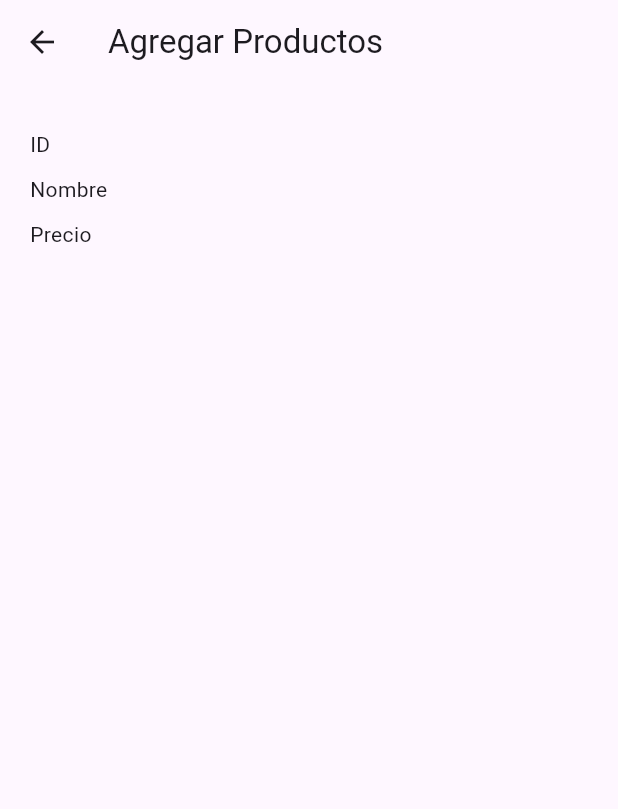
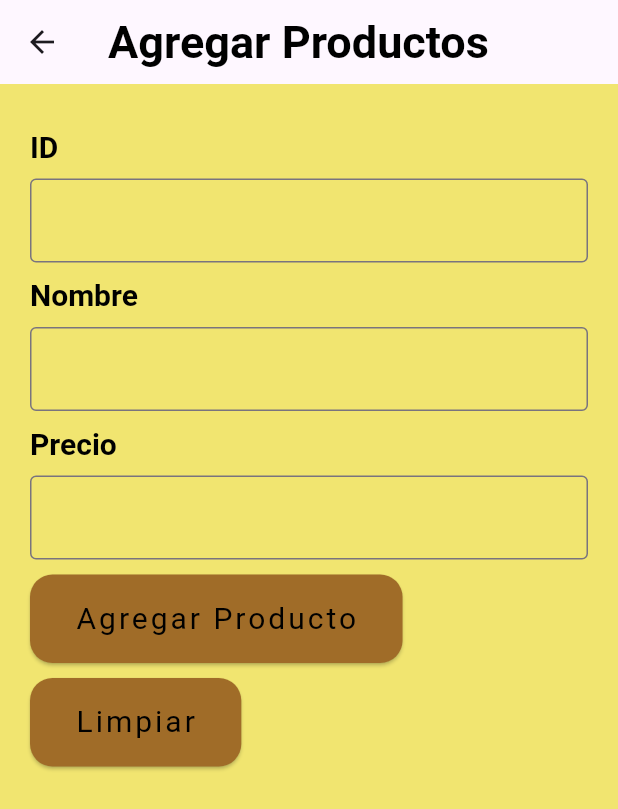
Before and after one commit to SergioAlejandre/vistaventas-2, a Flutter app: the screen it shows after launch, after a tap on "Agregar Productos", on a phone screen of 412 x 824 dp. Shown: the top 809 px of the screen. Run offline on Flutter 3.47's test engine with Material 3 defaults, Android fonts, the phone set to English and light mode, and no system bars; our stand-ins replace hive_flutter; accounts and stored records are empty.

Commit message:
Nuevas vistas+Hive

```diff
--- a/lib/Vistas/agregar_productos_view.dart
+++ b/lib/Vistas/agregar_productos_view.dart
@@ -1,10 +1,32 @@
 import 'package:flutter/material.dart';
+import 'package:vistaventas/controladores/agregar_productos_control.dart';
+import 'package:vistaventas/modelos/producto_modelo.dart';
+import 'package:vistaventas/widgets/CustomButtonHome.dart';
 
 class AgregarProductosView extends StatelessWidget{
+  final List<Producto> productos;
+  AgregarProductosView({Key? key, required this.productos}) : super(key: key);
+  final TextEditingController idcontrol = TextEditingController();
+  final TextEditingController nombrecontrol = TextEditingController();
+  final TextEditingController preciocontrol = TextEditingController();
+  final AgregarProductosControl agregarProductosController =
+      AgregarProductosControl();
+
+
   @override
   Widget build(BuildContext context) {
     return Scaffold(
-      appBar: AppBar(title:const Text('Agregar Productos')),
+    backgroundColor: Color.fromARGB(255, 241, 229, 112),
+      appBar: AppBar(title:const DefaultTextStyle(
+        style: TextStyle(
+          color: Colors.black,
+          fontWeight: FontWeight.bold,
+          fontSize: 30,
+        ),
+        child: Text('Agregar Productos'),
+      ),
+    ),
+
       body:SingleChildScrollView(
         padding: const EdgeInsets.symmetric(
           horizontal:20,
@@ -13,18 +35,108 @@ class AgregarProductosView extends StatelessWidget{
         child:Column(
           crossAxisAlignment: CrossAxisAlignment.start,
           children :[
-           const Text('ID'),
+            const DefaultTextStyle(
+            style: TextStyle(
+            color: Colors.black,
+            fontWeight: FontWeight.bold,
+            fontSize: 20,
+            ),
+            child: Text('ID'),
+           ),
            const SizedBox(
             height: 10,
            ),
-           const Text('Nombre'),
+           TextField(
+               controller:idcontrol,
+               decoration: InputDecoration(
+               border: OutlineInputBorder(),
+              ),
+            ),
+            const SizedBox(
+            height: 10,
+           ),
+           const DefaultTextStyle(
+            style: TextStyle(
+            color: Colors.black,
+            fontWeight: FontWeight.bold,
+            fontSize: 20,
+            ),
+            child: Text('Nombre'),
+           ),
            const SizedBox(
             height: 10,
            ),
-            const Text('Precio'),
+           TextField(
+                controller:nombrecontrol,
+                decoration: InputDecoration(
+                border: OutlineInputBorder(),
+              ),
+            ),
+            const SizedBox(
+            height: 10,
+           ),
+           const DefaultTextStyle(
+            style: TextStyle(
+            color: Colors.black,
+            fontWeight: FontWeight.bold,
+            fontSize: 20,
+            ),
+            child: Text('Precio'),
+           ),
            const SizedBox(
             height: 10,
            ),
+           TextField(
+                controller:preciocontrol,
+                decoration: InputDecoration(
+                border: OutlineInputBorder(
+                ),
+              ),
+            ),
+            const SizedBox(
+            height: 10,
+           ),
+            CustomButtonHome(
+              name: 'Agregar Producto',
+              color: const Color.fromARGB(255, 160, 108, 40),
+              onPressed: () {
+                /*Navigator.push(
+                  context,
+                 MaterialPageRoute(
+                    builder: (context) {
+                     return AgregarProductosView(
+
+                     );
+                    },
+                  ),
+                );*/
+                agregarProductosController.agregarProducto(
+                    ID: idcontrol.text,
+                    Nombre: nombrecontrol.text,
+                    Precio: preciocontrol.text,
+                  );
+                  Navigator.pop(context);
+              },
+            ),
+            const SizedBox(
+            height: 10,
+           ),
+            CustomButtonHome(
+              name: 'Limpiar',
+              color: const Color.fromARGB(255, 160, 108, 40),
+              onPressed: () {
+                /*Navigator.push(
+                  context,
+                 MaterialPageRoute(
+                    builder: (context) {
+                     return AgregarProductosView(
+
+                     );
+                    },
+                  ),
+                );*/
+              },
+            ),
           ],
         ),
       ),
--- a/lib/Vistas/home_view.dart
+++ b/lib/Vistas/home_view.dart
@@ -1,74 +1,101 @@
 import 'package:flutter/material.dart';
+import 'package:hive_flutter/hive_flutter.dart';
 import 'package:vistaventas/Vistas/agregar_productos_view.dart';
+import 'package:vistaventas/Vistas/compra_productos_view.dart';
+import 'package:vistaventas/Vistas/mostrar_productos_view.dart';
+import 'package:vistaventas/modelos/producto_modelo.dart';
 import 'package:vistaventas/widgets/CustomButtonHome.dart';
 
 class HomeView extends StatelessWidget {
+  List<Producto> productos = [
+
+  ];
+  HomeView({Key? key}) : super(key: key);
+
+
   @override
   Widget build(BuildContext context) {
     return Scaffold(
-      appBar: AppBar(
-        title:  const Text('Punto de Venta'),//CENTAR El TITULO
-        leading:  const Align(
-          alignment: Alignment.center,
+    backgroundColor: Color.fromARGB(255, 241, 229, 112),
+    appBar: AppBar(title:const DefaultTextStyle(
+        style: TextStyle(
+          color: Colors.black,
+          fontWeight: FontWeight.bold,
+          fontSize: 30,
+        ),
+        child: Text('Punto de venta'),
+      ),
+    ),
 
-
-        ),
-
-      ),
       body: Center(
         child: Column(
-          mainAxisAlignment: MainAxisAlignment.center,
+          mainAxisAlignment: MainAxisAlignment.start,
           children: [
+            const SizedBox(height: 70
+            ),
             CustomButtonHome(
               name: 'Agregar Productos',
-              color: Color.fromARGB(255, 253, 169, 58),
+              color: Color.fromARGB(255, 160, 108, 40),
               onPressed: () {
                 Navigator.push(
                   context,
                  MaterialPageRoute(
                     builder: (context) {
                      return AgregarProductosView(
-
+                       //productos: [],//deberia ir productos: productos,--------------
+                       productos: productos,
                      );
                     },
                   ),
                 );
               },
             ),
-            const SizedBox(height: 20),
+            const SizedBox(height: 20
+            ),
             CustomButtonHome(
               name: 'Mostrar Productos',
-              color: const Color.fromARGB(255, 253, 169, 58),
+              color: Color.fromARGB(255, 160, 108, 40),
               onPressed: () {
-                /*Navigator.push(
+                Navigator.push(
                   context,
                   MaterialPageRoute(
                     builder: (context) {
-                      return MostrarProductoView(
+                      return MostrarProductosView(
                        productos: productos,
                      );
                     },
                   ),
-                );*/
+                );
               },
             ),
-            const SizedBox(height: 20),
+            const SizedBox(height: 20
+            ),
             CustomButtonHome(
-              name: 'Venta de productos',
-              color: const Color.fromARGB(255, 253, 169, 58),
+              name: 'Compra de productos',
+              color: const Color.fromARGB(255, 160, 108, 40),
               onPressed: () {
-
+                Navigator.push(
+                  context,
+                  MaterialPageRoute(
+                    builder: (context) {
+                      return CompraDeProductosView(
+                       //productos: productos,
+                     );
+                    },
+                  ),
+                );
               },
             ),
-            const SizedBox(height: 20),
-            /*CustomButtonHome(
+            const SizedBox(height: 20
+            ),
+            CustomButtonHome(
               name: 'Test Hive',
               color: Colors.blue,
               onPressed: () {
-               // var productosBox = Hive.box('productos');
-               // print('Productos: ${productosBox.values}');
+               var productosBox = Hive.box('productos');
+                print('Productos: ${productosBox.values}');
               },
-            ),*/
+            ),
           ],
         ),
       ),
--- a/lib/main.dart
+++ b/lib/main.dart
@@ -1,9 +1,12 @@
 import 'package:flutter/material.dart';
 import 'package:flutter/services.dart';
+import 'package:hive_flutter/adapters.dart';
 import 'package:vistaventas/Vistas/home_view.dart';
 
 
 void main() async {
+  await Hive.initFlutter();
+  await Hive.openBox('productos');
   runApp(const MyApp());
 }
 
--- /dev/null
+++ b/lib/modelos/producto_modelo.dart
@@ -0,0 +1,11 @@
+class Producto{
+     String ID;
+     String Nombre;
+     String Precio;
+
+     Producto({
+      required this.ID,
+      required this.Nombre,
+      required this.Precio,
+     });
+}
--- a/lib/widgets/CustomButtonHome.dart
+++ b/lib/widgets/CustomButtonHome.dart
@@ -16,7 +16,8 @@ class CustomButtonHome extends StatelessWidget {
     return ElevatedButton(
       style: ElevatedButton.styleFrom(
         shape: RoundedRectangleBorder(
-          borderRadius: BorderRadius.circular(40),
+          borderRadius: BorderRadius.circular(15
+          ),
         ),
         padding: const EdgeInsets.symmetric(
           horizontal: 30,
@@ -28,6 +29,7 @@ class CustomButtonHome extends StatelessWidget {
       child: Text(
         name,
         style: const TextStyle(
+          color:Colors.black,
           fontSize: 20,
           fontWeight: FontWeight.w400,
           letterSpacing: 2,
--- a/pubspec.yaml
+++ b/pubspec.yaml
@@ -35,6 +35,7 @@ dependencies:
   # The following adds the Cupertino Icons font to your application.
   # Use with the CupertinoIcons class for iOS style icons.
   cupertino_icons: ^1.0.2
+  hive_flutter: ^1.1.0
 
 dev_dependencies:
   flutter_test:
```
Also changed, not shown: lib/Vistas/compra_productos_view.dart (added, +34 -0 lines), lib/Vistas/mostrar_productos_view.dart (added, +55 -0 lines), lib/controladores/agregar_productos_control.dart (added, +27 -0 lines), lib/controladores/mostrar_productos_control.dart (added, +25 -0 lines), pubspec.lock, 1 other file.
